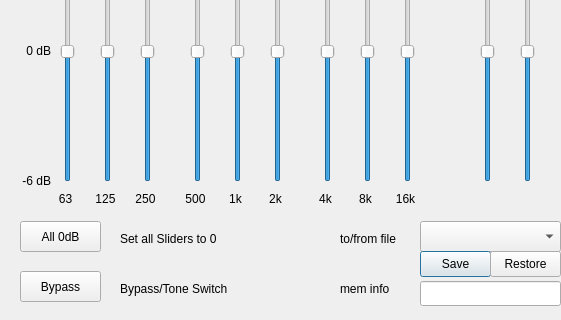
The window that eqdialog.ui (AceOfSnakes/AvrPioRemote) describes before a commit, drawn with Qt 5; both pictures show x 0 to 561 and y 149 to 469 of the 561 by 469 pixel window.
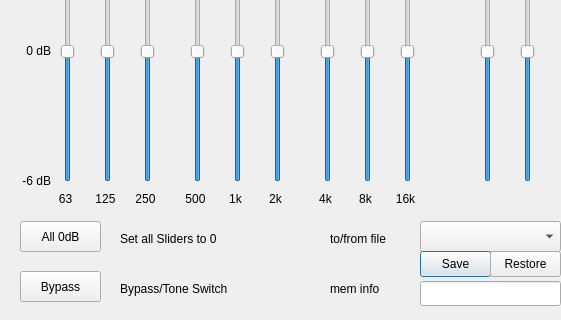
The same window after the commit.

Commit message: Labels noch verbreitert für deutsche Sprache

What changed in the file:
```diff
--- a/eqdialog.ui
+++ b/eqdialog.ui
@@ -642,7 +642,7 @@
   <widget class="QLabel" name="label_4">
    <property name="geometry">
     <rect>
-     <x>340</x>
+     <x>330</x>
      <y>380</y>
      <width>81</width>
      <height>16</height>
@@ -681,7 +681,7 @@
   <widget class="QLabel" name="label_5">
    <property name="geometry">
     <rect>
-     <x>340</x>
+     <x>330</x>
      <y>430</y>
      <width>81</width>
      <height>16</height>
@@ -864,7 +864,7 @@
     <rect>
      <x>120</x>
      <y>380</y>
-     <width>121</width>
+     <width>171</width>
      <height>16</height>
     </rect>
    </property>
```
The commit also changes 1 other file.
